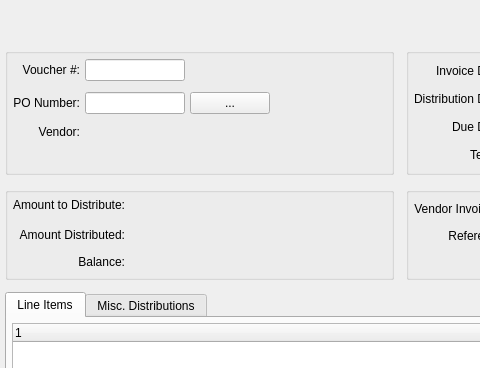
Above: xtuple/trunk/guiclient/voucher.ui from WooodHead/xtuple before the change; both pictures show x 0 to 480 and y 0 to 368 of the 800 by 600 pixel window. Below: the same form after it.
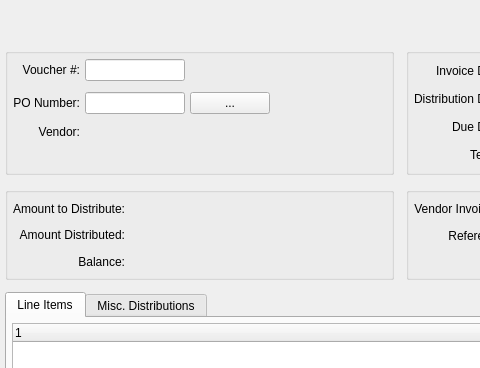
That is the form after the change. Custom widgets are drawn as their Qt base class.

Commit message: issue #6309:  Clean up Voucher window.

Patch:
```diff
--- a/xtuple/trunk/guiclient/voucher.ui
+++ b/xtuple/trunk/guiclient/voucher.ui
@@ -361,7 +361,7 @@
             <string>Amount to Distribute:</string>
            </property>
            <property name="alignment" >
-            <set>Qt::AlignRight|Qt::AlignTop|Qt::AlignTrailing</set>
+            <set>Qt::AlignRight|Qt::AlignTrailing|Qt::AlignVCenter</set>
            </property>
            <property name="buddy" >
             <cstring>_amountToDistribute</cstring>
```
